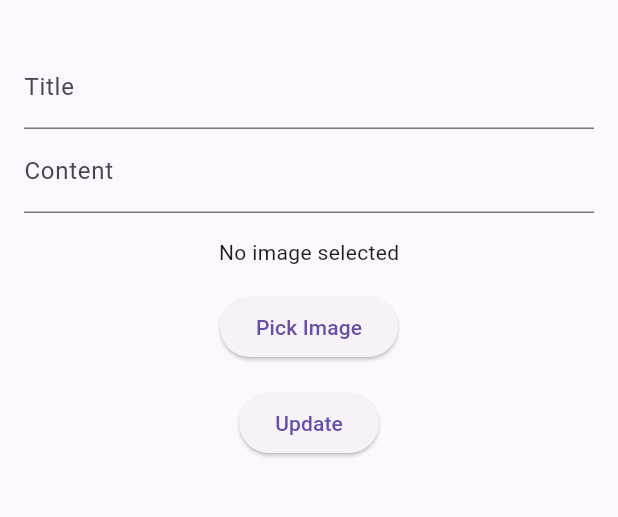
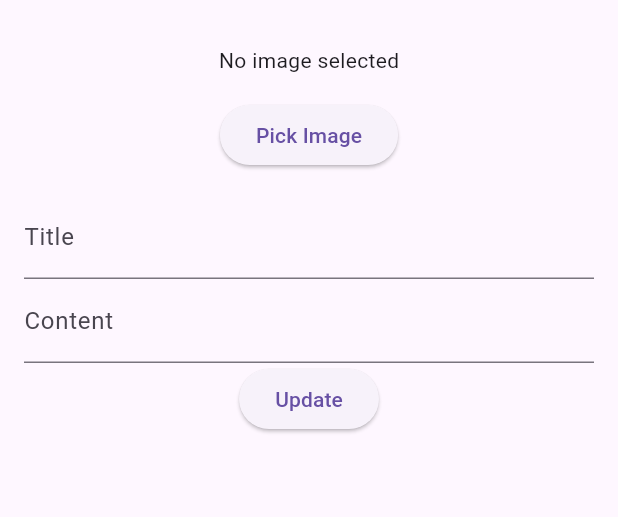
Before and after one commit to Cels12/flutter-diary, a Flutter app: the EditDiaryPage screen opened directly with empty values, on a phone screen of 412 x 824 dp, the part 63-580 px from its top. Run offline on Flutter 3.47's test engine with Material 3 defaults, Android fonts, the phone set to English and light mode, and no system bars; our stand-ins replace image_picker, supabase_flutter; accounts and stored records are empty.

Commit message:
Menambahkan fitur upload image juga show image

```diff
--- a/lib/edit_diary_page.dart
+++ b/lib/edit_diary_page.dart
@@ -119,6 +119,35 @@ class _EditDiaryPageState extends State<EditDiaryPage> {
         padding: const EdgeInsets.all(16.0),
         child: Column(
           children: [
+            _imageFile != null
+                ? Container(
+              constraints: BoxConstraints(
+                maxHeight: 200, // max height
+                maxWidth: double.infinity, // Full width
+              ),
+              child: Image.file(
+                _imageFile!,
+                fit: BoxFit.cover,
+              ),
+            )
+                : (_imagePath != null
+                ? Container(
+              constraints: BoxConstraints(
+                maxHeight: 100, // max height
+                maxWidth: double.infinity, // Full width
+              ),
+              child: Image.network(
+                _imagePath!,
+                fit: BoxFit.cover,
+              ),
+            )
+                : const Text('No image selected')),
+            const SizedBox(height: 16),
+            ElevatedButton(
+              onPressed: _pickImage,
+              child: const Text('Pick Image'),
+            ),
+            const SizedBox(height: 16),
             TextField(
               controller: _titleController,
               decoration: const InputDecoration(labelText: 'Title'),
@@ -127,28 +156,6 @@ class _EditDiaryPageState extends State<EditDiaryPage> {
               controller: _contentController,
               decoration: const InputDecoration(labelText: 'Content'),
             ),
-            const SizedBox(height: 16),
-            _imageFile != null
-                ? Image.file(
-              _imageFile!,
-              height: 200,
-              width: double.infinity,
-              fit: BoxFit.cover,
-            )
-                : (_imagePath != null
-                ? Image.network(
-              _imagePath!,
-              height: 100,
-              width: double.infinity,
-              fit: BoxFit.cover,
-            )
-                : const Text('No image selected')),
-            const SizedBox(height: 16),
-            ElevatedButton(
-              onPressed: _pickImage,
-              child: const Text('Pick Image'),
-            ),
-            const SizedBox(height: 16),
             ElevatedButton(
               onPressed: _updateDiary,
               child: const Text('Update'),
--- a/lib/home.dart
+++ b/lib/home.dart
@@ -163,6 +163,7 @@ class Home extends StatelessWidget {
                       mainAxisSize: MainAxisSize.min,
                       children: [
                         IconButton(
+                          tooltip: 'Edit',
                           icon: const Icon(Icons.edit_outlined, color: Colors.black),
                           onPressed: () async {
                             final updated = await Navigator.push(
@@ -185,6 +186,7 @@ class Home extends StatelessWidget {
                           },
                         ),
                         IconButton(
+                          tooltip: 'Delete',
                           icon: const Icon(Icons.delete_outline, color: Colors.red),
                           onPressed: () async {
                             bool confirmDelete = await showDialog(
```
Also changed, not shown: lib/add_diary_page.dart (+3 -4 lines), lib/note_page.dart (+56 -11 lines).
